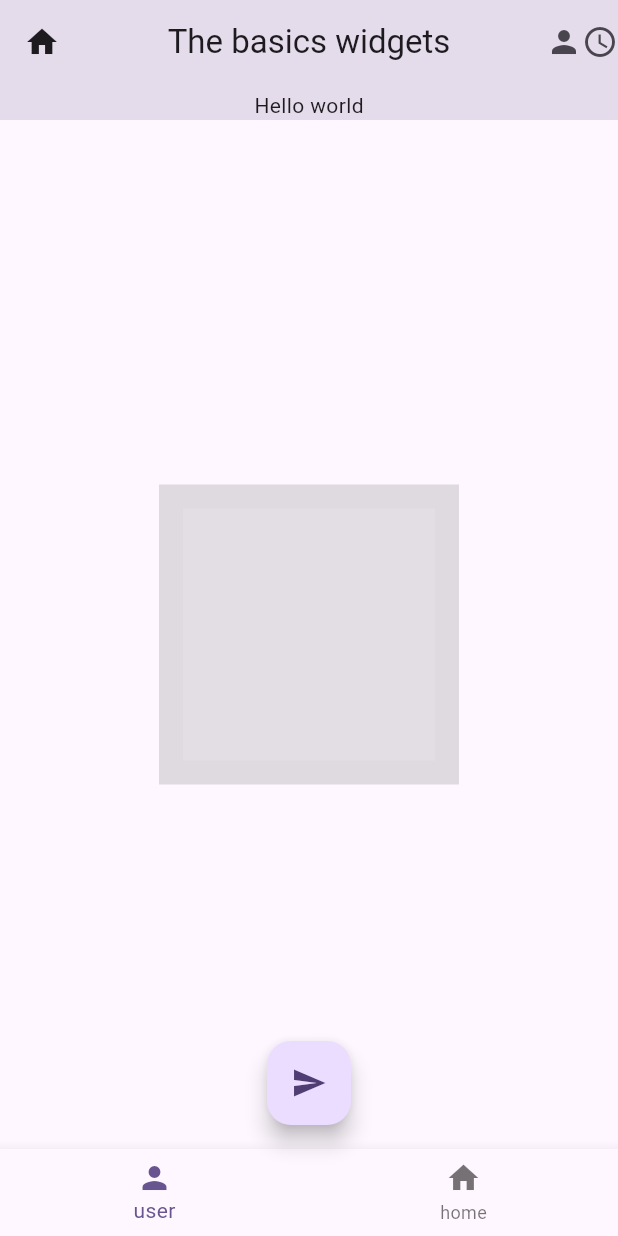
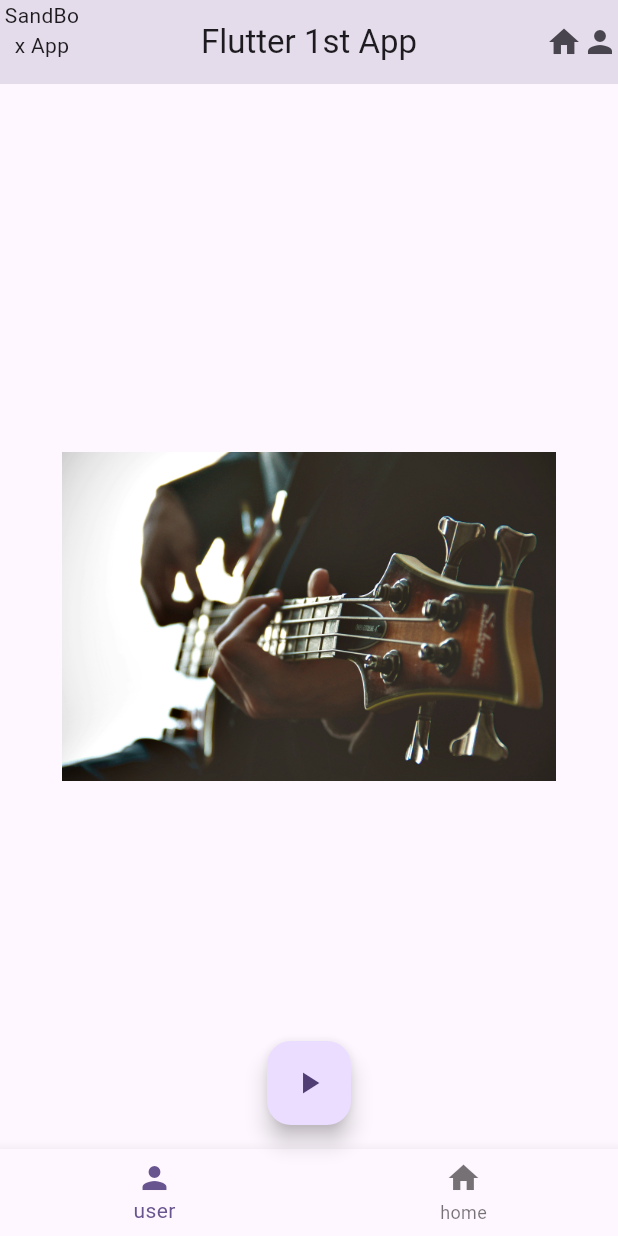
Before and after one commit to GDevWeb/Flutter-Dart, a Flutter app: the screen it shows after launch, on a phone screen of 412 x 824 dp. Run offline on Flutter 3.47's test engine with Material 3 defaults, Android fonts, the phone set to English and light mode, and no system bars.

```diff
--- a/00.Projets/one_les_widgets_basiques/lib/main.dart
+++ b/00.Projets/one_les_widgets_basiques/lib/main.dart
@@ -1,7 +1,7 @@
 import 'package:flutter/material.dart';
 
 void main() {
-  runApp(const MyApp(title: 'Apprendre les widgets basiques'));
+  runApp(const MyApp(title: 'Dart & Flutter '));
 }
 
 // Class qui hérite de stateless
@@ -22,7 +22,7 @@ class MyApp extends StatelessWidget {
         useMaterial3: true,
       ),
       darkTheme: ThemeData.dark(useMaterial3: false),
-      home: const MyHomePage(title: 'The basics widgets'),
+      home: const MyHomePage(title: 'Flutter 1st App'),
     );
   }
 }
@@ -37,31 +37,31 @@ class MyHomePage extends StatelessWidget {
   Widget build(BuildContext context) {
     return Scaffold(
       appBar: AppBar(
-        leading: const Icon(Icons.home),
-        actions: const [Icon(Icons.person), Icon(Icons.access_time)],
-        bottom: const PreferredSize(
-            preferredSize: Size(24, 24), child: Text("Hello world")),
+        leading: const Text(
+          "SandBox App",
+          textAlign: TextAlign.center,
+        ),
+        actions: const [
+          Icon(Icons.home),
+          Icon(Icons.person),
+        ],
         title: Text(title),
         centerTitle: true,
         elevation: 8, //shadow effect
         backgroundColor: Theme.of(context).colorScheme.onInverseSurface,
       ),
       body: Center(
-        child: Container(
-          color: Colors.black12,
-          height: 200,
-          width: 200,
-          margin: const EdgeInsets.all(16),
-          padding: const EdgeInsets.all(16),
+        child: Image.asset(
+          "assets/images/guitar.jpg",
+          width: MediaQuery.of(context).size.width * 0.8,
+          height: MediaQuery.of(context).size.width,
+          fit: BoxFit.contain,
           alignment: Alignment.center,
-          child: Container(
-            color: Colors.white12,
-          ),
         ),
       ),
       floatingActionButton: FloatingActionButton(
         onPressed: () {},
-        child: const Icon(Icons.send),
+        child: const Icon(Icons.play_arrow),
       ),
       floatingActionButtonLocation: FloatingActionButtonLocation.centerFloat,
       drawer: const Drawer(), //side menu left to right
```
Also changed, not shown: 00.Projets/one_les_widgets_basiques/pubspec.yaml (+3 -7 lines), 00.Projets/one_les_widgets_basiques/assets/images/guitar.jpg (added), 7 other files.
